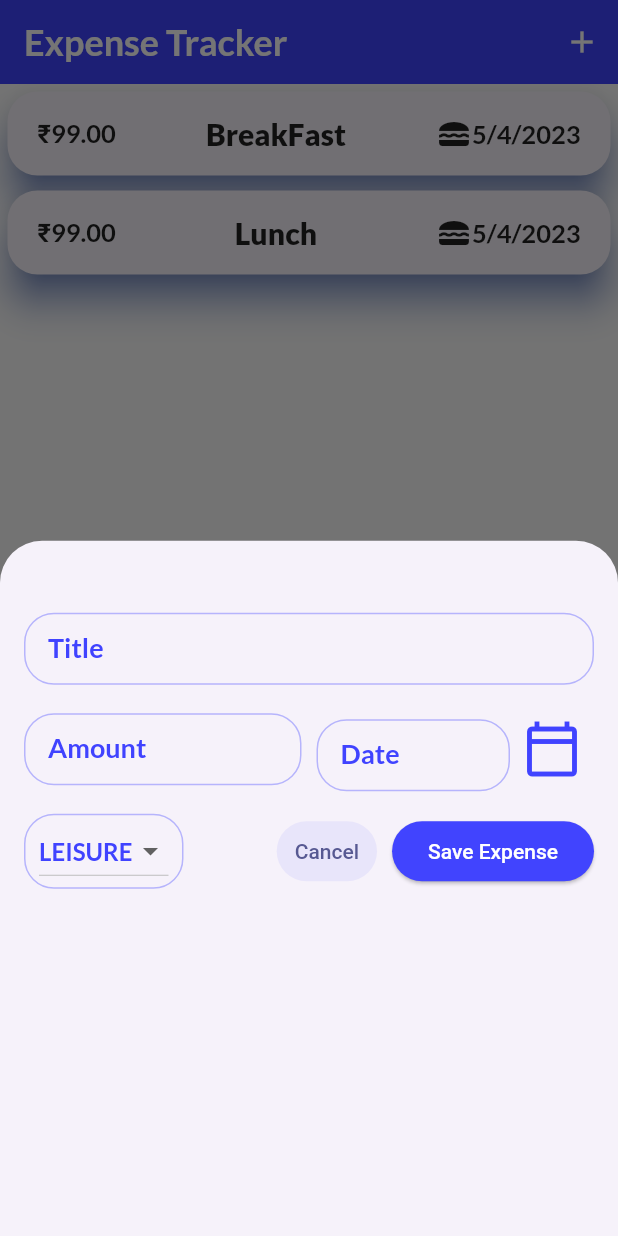
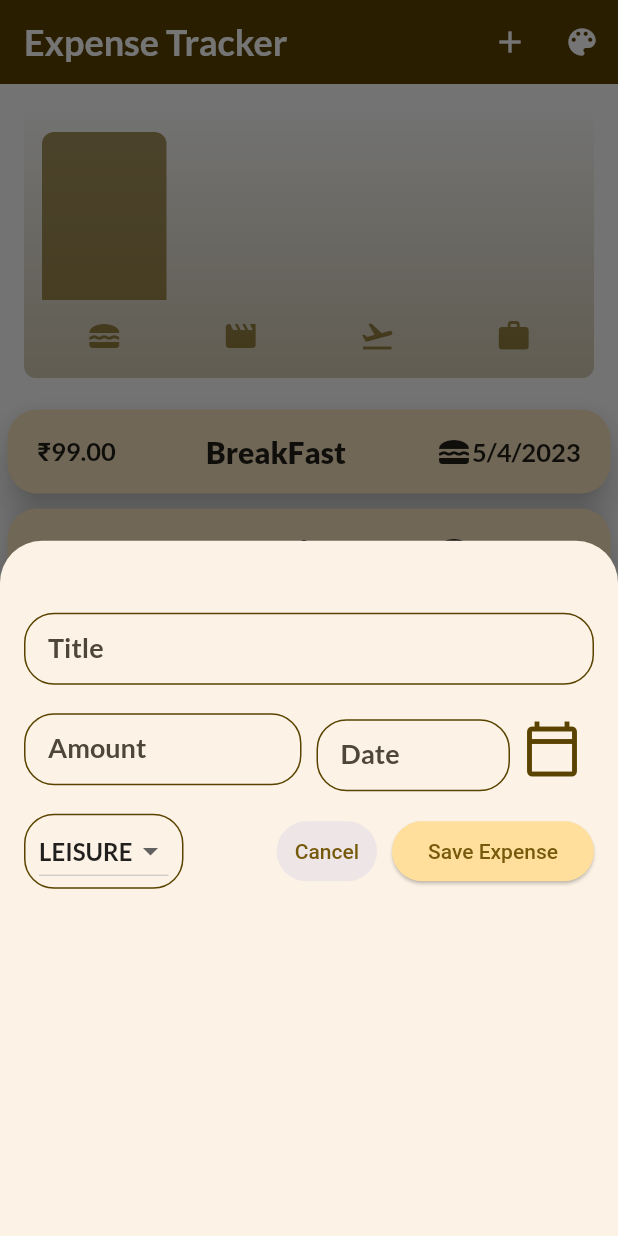
Before and after one commit to adarsh-fr/Expense_Tracker, a Flutter app: the screen it shows after launch, after a tap on the "add" icon, on a phone screen of 412 x 824 dp. Run offline on Flutter 3.47's test engine with Material 2 defaults, Android fonts, the phone set to English and light mode, and no system bars; our stand-ins replace flutter_colorpicker, google_fonts.

Commit message:
Added Chart View

```diff
--- a/lib/main.dart
+++ b/lib/main.dart
@@ -3,11 +3,11 @@ import 'package:flutter/material.dart';
 import 'package:expense_tracker/main_screen.dart';
 
 var kColorScheme = ColorScheme.fromSeed(
-  seedColor: const Color.fromARGB(90, 64, 67, 255),
+  seedColor: Color.fromARGB(255, 218, 172, 55)
 );
 
 var kDarkColorScheme = ColorScheme.fromSeed(
-  seedColor: const Color.fromARGB(90, 64, 67, 255),
+  seedColor: Color.fromARGB(255, 0, 14, 0),
   brightness: Brightness.dark,
 );
 void main() {
@@ -17,16 +17,16 @@ void main() {
         useMaterial3: true,
         colorScheme: kDarkColorScheme,
         cardTheme: const CardTheme().copyWith(
-          //color: kColorScheme.secondaryContainer,
+          color: kDarkColorScheme.secondaryContainer,
           margin: const EdgeInsets.symmetric(vertical: 5, horizontal: 5),
           shape:
               RoundedRectangleBorder(borderRadius: BorderRadius.circular(20)),
-          shadowColor: const Color.fromARGB(255, 12, 73, 227),
+          //shadowColor: const Color.fromARGB(255, 12, 73, 227),
         ),
         elevatedButtonTheme: ElevatedButtonThemeData(
           style: ElevatedButton.styleFrom(
-            backgroundColor: const Color.fromARGB(253, 64, 67, 255),
-            foregroundColor: Colors.white,
+            backgroundColor: kDarkColorScheme.primaryContainer,
+            foregroundColor: kDarkColorScheme.onPrimaryContainer,
           ),
         ),
       ),
@@ -38,26 +38,26 @@ void main() {
           foregroundColor: Colors.white,
         ),
         cardTheme: const CardTheme().copyWith(
-          //color: kColorScheme.secondaryContainer,
+          color: kColorScheme.secondaryContainer,
           margin: const EdgeInsets.symmetric(vertical: 5, horizontal: 5),
           shape:
               RoundedRectangleBorder(borderRadius: BorderRadius.circular(20)),
-          shadowColor: const Color.fromARGB(255, 12, 73, 227),
+          //shadowColor: const Color.fromARGB(255, 12, 73, 227),
         ),
         elevatedButtonTheme: ElevatedButtonThemeData(
           style: ElevatedButton.styleFrom(
-            backgroundColor: const Color.fromARGB(253, 64, 67, 255),
-            foregroundColor: Colors.white,
+            backgroundColor: kColorScheme.primaryContainer,
+            //foregroundColor: Colors.white,
           ),
         ),
         textTheme: ThemeData().textTheme.copyWith(
-              titleLarge: const TextStyle(
+              titleLarge:  TextStyle(
                   fontWeight: FontWeight.bold,
-                  color: Color.fromARGB(90, 64, 67, 255),
-                  fontSize: 15),
+                  color: kColorScheme.onSecondaryContainer,
+                  fontSize: 28),
             ),
       ),
-      themeMode: ThemeMode.light,
+      themeMode: ThemeMode.system,
       home: const Expenses(),
     ),
   );
--- a/lib/models/expense.dart
+++ b/lib/models/expense.dart
@@ -33,3 +33,27 @@ class Expense {
     return formatter.format(date);
   }
 }
+
+class ExpenseBucket {
+  ExpenseBucket({
+    required this.category,
+    required this.expenses,
+  });
+
+  ExpenseBucket.forCategory(List<Expense> allExpenses, this.category)
+      : expenses = allExpenses
+            .where((expense) => expense.category == category)
+            .toList();
+
+  final Category category;
+  final List<Expense> expenses;
+
+  double get totalExpenses {
+    double sum = 0;
+    for (final expense in expenses) {
+      sum += expense.amount;
+    }
+
+    return sum;
+  }
+}
--- /dev/null
+++ b/lib/widgets/chart/chart.dart
@@ -0,0 +1,34 @@
+import 'package:flutter/material.dart';
+
+class ChartBar extends StatelessWidget {
+  const ChartBar({
+    super.key,
+    required this.fill,
+  });
+
+  final double fill;
+
+  @override
+  Widget build(BuildContext context) {
+    final isDarkMode =
+        MediaQuery.of(context).platformBrightness == Brightness.dark;
+    return Expanded(
+      child: Padding(
+        padding: const EdgeInsets.symmetric(horizontal: 4),
+        child: FractionallySizedBox(
+          heightFactor: fill,
+          child: DecoratedBox(
+            decoration: BoxDecoration(
+              shape: BoxShape.rectangle,
+              borderRadius:
+                  const BorderRadius.vertical(top: Radius.circular(8)),
+              color: isDarkMode
+                  ? Theme.of(context).colorScheme.secondary
+                  : Theme.of(context).colorScheme.primary.withOpacity(0.65),
+            ),
+          ),
+        ),
+      ),
+    );
+  }
+}
--- /dev/null
+++ b/lib/widgets/chart/chart_bar.dart
@@ -0,0 +1,96 @@
+import 'package:expense_tracker/widgets/chart/chart.dart';
+import 'package:flutter/material.dart';
+
+import 'package:expense_tracker/widgets/chart/chart_bar.dart';
+import 'package:expense_tracker/models/expense.dart';
+
+class Chart extends StatelessWidget {
+  const Chart({super.key, required this.expenses});
+
+  final List<Expense> expenses;
+
+  List<ExpenseBucket> get buckets {
+    return [
+      ExpenseBucket.forCategory(expenses, Category.food),
+      ExpenseBucket.forCategory(expenses, Category.leisure),
+      ExpenseBucket.forCategory(expenses, Category.travel),
+      ExpenseBucket.forCategory(expenses, Category.work),
+    ];
+  }
+
+  double get maxTotalExpense {
+    double maxTotalExpense = 0;
+
+    for (final bucket in buckets) {
+      if (bucket.totalExpenses > maxTotalExpense) {
+        maxTotalExpense = bucket.totalExpenses;
+      }
+    }
+
+    return maxTotalExpense;
+  }
+
+  @override
+  Widget build(BuildContext context) {
+    final isDarkMode =
+        MediaQuery.of(context).platformBrightness == Brightness.dark;
+    return Container(
+      margin: const EdgeInsets.all(16),
+      padding: const EdgeInsets.symmetric(
+        vertical: 16,
+        horizontal: 8,
+      ),
+      width: double.infinity,
+      height: 180,
+      decoration: BoxDecoration(
+        borderRadius: BorderRadius.circular(8),
+        gradient: LinearGradient(
+          colors: [
+            Theme.of(context).colorScheme.primary.withOpacity(0.3),
+            Theme.of(context).colorScheme.primary.withOpacity(0.0)
+          ],
+          begin: Alignment.bottomCenter,
+          end: Alignment.topCenter,
+        ),
+      ),
+      child: Column(
+        children: [
+          Expanded(
+            child: Row(
+              crossAxisAlignment: CrossAxisAlignment.end,
+              children: [
+                for (final bucket in buckets) // alternative to map()
+                  ChartBar(
+                    fill: bucket.totalExpenses == 0
+                        ? 0
+                        : bucket.totalExpenses / maxTotalExpense,
+                  )
+              ],
+            ),
+          ),
+          const SizedBox(height: 12),
+          Row(
+            children: buckets
+                .map(
+                  (bucket) => Expanded(
+                    child: Padding(
+                      padding: const EdgeInsets.symmetric(horizontal: 4),
+                      child: Icon(
+                        categoryIcons[bucket.category],
+                        color: isDarkMode
+                            ? Theme.of(context).colorScheme.secondary
+                            : Theme.of(context)
+                                .colorScheme
+                                .primary
+                                .withOpacity(0.7),
+                      ),
+                    ),
+                  ),
+                )
+                .toList(),
+          )
+        ],
+      ),
+    );
+  }
+}
--- a/lib/widgets/expenses_list/expenses_list.dart
+++ b/lib/widgets/expenses_list/expenses_list.dart
@@ -18,7 +18,7 @@ class ExpensesList extends StatelessWidget {
               margin:
                   Theme.of(context).cardTheme.margin!.add(const EdgeInsets.all(4)),
               decoration: BoxDecoration(
-                color: const Color.fromARGB(255, 253, 3, 3),
+                color: Theme.of(context).colorScheme.onPrimaryContainer.withOpacity(0.5),
                 //shape: BoxShape.rectangle,
                 borderRadius: BorderRadius.circular(20),
               ),
--- a/lib/widgets/new_expense.dart
+++ b/lib/widgets/new_expense.dart
@@ -92,14 +92,13 @@ class _NewExpenseState extends State<NewExpense> {
                 style: GoogleFonts.lato(
                   fontWeight: FontWeight.bold,
                   fontSize: 18,
-                  color: const Color.fromARGB(255, 64, 67, 255),
                 ),
               ),
               enabledBorder: OutlineInputBorder(
                 borderRadius: BorderRadius.circular(20.0),
-                borderSide: const BorderSide(
+                borderSide: BorderSide(
                   width: 1,
-                  color: Color.fromARGB(90, 64, 67, 255),
+                  color: Theme.of(context).colorScheme.onPrimaryContainer,
                 ),
               ),
             ),
@@ -127,14 +126,14 @@ class _NewExpenseState extends State<NewExpense> {
                       style: GoogleFonts.lato(
                         fontWeight: FontWeight.bold,
                         fontSize: 18,
-                        color: const Color.fromARGB(255, 64, 67, 255),
+
                       ),
                     ),
                     enabledBorder: OutlineInputBorder(
                       borderRadius: BorderRadius.circular(20),
-                      borderSide: const BorderSide(
+                      borderSide:  BorderSide(
                         width: 1,
-                        color: Color.fromARGB(90, 64, 67, 255),
+                        color: Theme.of(context).colorScheme.onPrimaryContainer,
                       ),
                     ),
                   ),
@@ -196,14 +195,14 @@ class _NewExpenseState extends State<NewExpense> {
                             style: GoogleFonts.lato(
                               fontWeight: FontWeight.bold,
                               fontSize: 18,
-                              color: const Color.fromARGB(255, 64, 67, 255),
+
                             ),
                           ),
                           enabledBorder: OutlineInputBorder(
                             borderRadius: BorderRadius.circular(20),
-                            borderSide: const BorderSide(
+                            borderSide:  BorderSide(
                               width: 1,
-                              color: Color.fromARGB(90, 64, 67, 255),
+                              color: Theme.of(context).colorScheme.onPrimaryContainer,
                             ),
                           ),
                         ),
@@ -222,9 +221,7 @@ class _NewExpenseState extends State<NewExpense> {
                     ),
                     IconButton(
                       iconSize: 40,
-                      color: const Color.fromARGB(255, 64, 67, 255),
-                      splashColor: const Color.fromARGB(255, 64, 67, 255),
-                      splashRadius: 40,
+                      color: Theme.of(context).colorScheme.onPrimaryContainer,
                       alignment: Alignment.topRight,
                       onPressed: () {
                         _presentDatePicker();
@@ -261,11 +258,12 @@ class _NewExpenseState extends State<NewExpense> {
                     borderRadius: BorderRadius.circular(20),
                     shape: BoxShape.rectangle,
                     border: Border.all(
-                      color: const Color.fromARGB(90, 64, 67, 255),
+                      color: Theme.of(context).colorScheme.onPrimaryContainer,
                       style: BorderStyle.solid,
                       width: 1,
                     )),
                 child: DropdownButton(
+                  dropdownColor: Theme.of(context).cardTheme.color,
                   alignment: AlignmentDirectional.center,
                   borderRadius: BorderRadius.circular(20),
                   value: _selectedCategory,
@@ -278,7 +276,6 @@ class _NewExpenseState extends State<NewExpense> {
                             style: GoogleFonts.lato(
                               fontWeight: FontWeight.bold,
                               //fontSize: 18,
-                              color: const Color.fromARGB(255, 64, 67, 255),
                             ),
                           ),
                         ),
--- a/pubspec.yaml
+++ b/pubspec.yaml
@@ -38,6 +38,7 @@ dependencies:
   uuid: ^3.0.7
   intl: ^0.18.1
   google_fonts: ^4.0.4
+  flutter_colorpicker: ^1.0.3
 
 dev_dependencies:
   flutter_test:
```
Also changed, not shown: lib/main_screen.dart (+50 -2 lines), lib/widgets/color_picker.dart (added, +67 -0 lines), lib/widgets/expenses_list/expenses_item.dart (line endings or trailing spaces), pubspec.lock.
